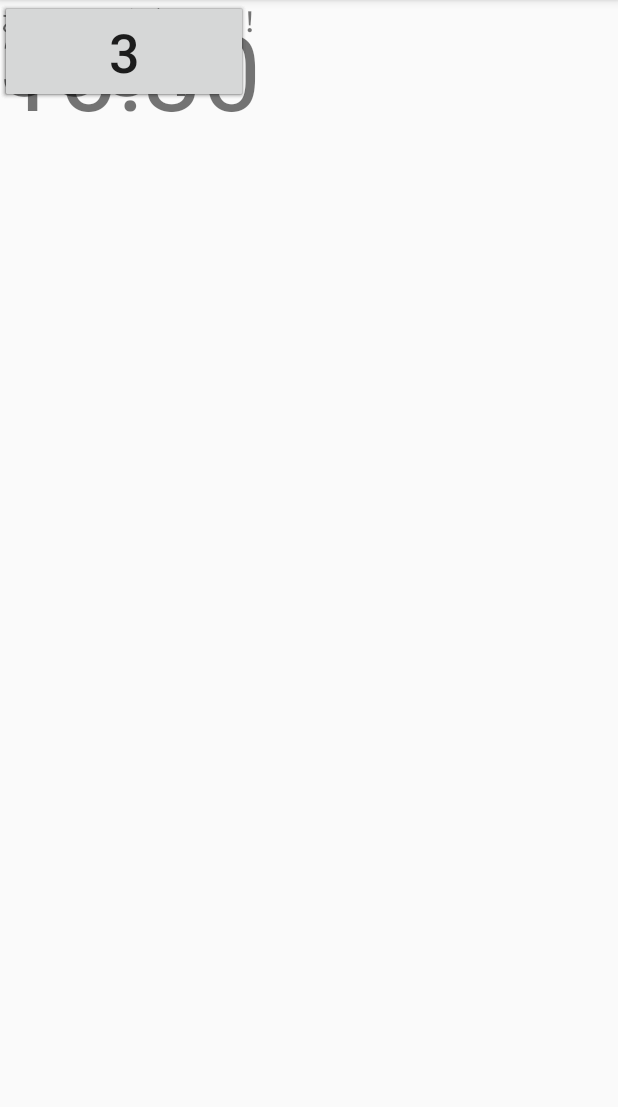
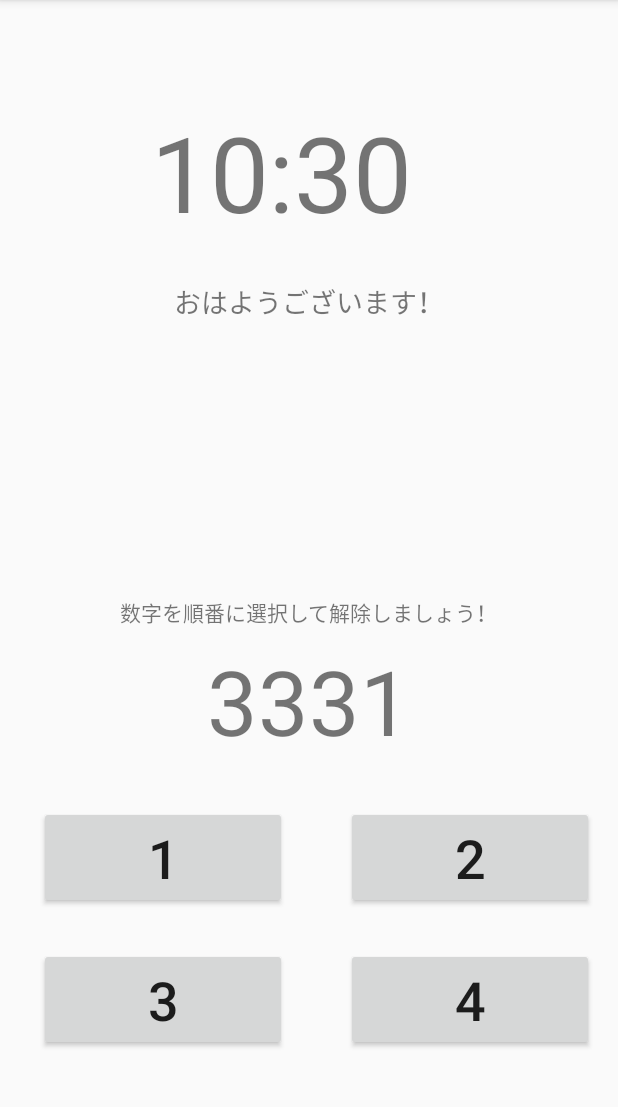
Before and after one commit to ryotaorolab/mezamasihigh, an Android app: the AlarmActivity screen opened directly, with no data from a screen before it, on a phone screen of 412 x 824 dp, the part 84-1191 px from its top. Run offline under Robolectric (Android 15) with nearby library versions, the phone set to English and light mode, and no system bars.

Commit message:
アラームの音楽を追加

```diff
--- a/app/src/main/java/com/mou78/mezamasihigh/AlarmActivity.java
+++ b/app/src/main/java/com/mou78/mezamasihigh/AlarmActivity.java
@@ -2,6 +2,7 @@ package com.mou78.mezamasihigh;
 
 import androidx.appcompat.app.AppCompatActivity;
 
+import android.media.MediaPlayer;
 import android.os.Bundle;
 import android.view.View;
 import android.widget.TextView;
@@ -16,12 +17,17 @@ public class AlarmActivity extends AppCompatActivity {
     String mondai;//実際に表示させる問題　文字列
     int seikai;//4桁のうち今何行目を回答しているのかを覚えておく変数
     TextView textView;//問題を表示させるTextView
-
+    MediaPlayer p;
 
     @Override
     protected void onCreate(Bundle savedInstanceState) {
         super.onCreate(savedInstanceState);
         setContentView(R.layout.activity_alarm2);
+
+        // 音楽の読み込み
+        p = MediaPlayer.create(getApplicationContext(), R.raw.morning);
+        // 連続再生設定
+        p.setLooping(true);
 
         textView = (TextView) findViewById(R.id.textView6);//関連付け
         start();
@@ -128,4 +134,18 @@ public class AlarmActivity extends AppCompatActivity {
     public void stop(View view) {
         onBackPressed();
     }
+
+    //アラームコード
+    @Override
+    protected void onResume() {
+        super.onResume();
+        p.start(); // 再生
+    }
+    // アプリ終了時に実行
+    @Override
+    protected void onDestroy() {
+        super.onDestroy();
+        p.release();// メモリの解放
+        p = null; // 音楽プレーヤーを破棄
+    }
 }
--- a/app/src/main/res/layout/activity_alarm2.xml
+++ b/app/src/main/res/layout/activity_alarm2.xml
@@ -10,10 +10,12 @@
         android:id="@+id/textView3"
         android:layout_width="wrap_content"
         android:layout_height="wrap_content"
+        android:layout_marginTop="68dp"
+        android:layout_marginEnd="21dp"
         android:text="9:41"
         android:textSize="70sp"
-        tools:layout_editor_absoluteX="139dp"
-        tools:layout_editor_absoluteY="68dp" />
+        app:layout_constraintEnd_toEndOf="@+id/textView4"
+        app:layout_constraintTop_toTopOf="parent" />
 
     <TextView
         android:id="@+id/textView5"
@@ -22,64 +24,82 @@
         android:layout_marginBottom="8dp"
         android:text="数字を順番に選択して解除しましょう！"
         app:layout_constraintBottom_toTopOf="@+id/textView6"
-        tools:layout_editor_absoluteX="79dp" />
+        app:layout_constraintEnd_toEndOf="parent"
+        app:layout_constraintStart_toStartOf="parent" />
 
     <TextView
         android:id="@+id/textView4"
         android:layout_width="wrap_content"
         android:layout_height="wrap_content"
+        android:layout_marginTop="26dp"
         android:text="おはようございます！"
         android:textSize="18sp"
-        tools:layout_editor_absoluteX="116dp"
-        tools:layout_editor_absoluteY="187dp" />
+        app:layout_constraintEnd_toEndOf="parent"
+        app:layout_constraintStart_toStartOf="parent"
+        app:layout_constraintTop_toBottomOf="@+id/textView3" />
 
     <Button
         android:id="@+id/button11"
-        android:layout_width="165dp"
+        android:layout_width="0dp"
         android:layout_height="wrap_content"
+        android:layout_marginEnd="16dp"
+        android:layout_marginBottom="67dp"
         android:onClick="number4"
         android:text="4"
         android:textSize="36sp"
-        tools:layout_editor_absoluteX="230dp"
-        tools:layout_editor_absoluteY="597dp" />
+        app:layout_constraintBottom_toBottomOf="parent"
+        app:layout_constraintEnd_toEndOf="parent"
+        app:layout_constraintStart_toEndOf="@+id/button10" />
 
     <Button
         android:id="@+id/button9"
-        android:layout_width="165dp"
+        android:layout_width="0dp"
         android:layout_height="wrap_content"
+        android:layout_marginStart="26dp"
+        android:layout_marginEnd="39dp"
+        android:layout_marginBottom="26dp"
         android:onClick="number1"
         android:text="1"
         android:textSize="36sp"
-        tools:layout_editor_absoluteX="26dp"
-        tools:layout_editor_absoluteY="504dp" />
+        app:layout_constraintBottom_toTopOf="@+id/button10"
+        app:layout_constraintEnd_toStartOf="@+id/button7"
+        app:layout_constraintStart_toStartOf="parent" />
 
     <Button
         android:id="@+id/button7"
-        android:layout_width="165dp"
+        android:layout_width="0dp"
         android:layout_height="wrap_content"
+        android:layout_marginEnd="16dp"
         android:onClick="number2"
         android:text="2"
         android:textSize="36sp"
-        tools:layout_editor_absoluteX="230dp"
-        tools:layout_editor_absoluteY="504dp" />
+        app:layout_constraintBaseline_toBaselineOf="@+id/button9"
+        app:layout_constraintEnd_toEndOf="parent"
+        app:layout_constraintStart_toEndOf="@+id/button9" />
 
     <Button
         android:id="@+id/button10"
-        android:layout_width="165dp"
+        android:layout_width="0dp"
         android:layout_height="wrap_content"
+        android:layout_marginStart="26dp"
+        android:layout_marginEnd="39dp"
+        android:layout_marginBottom="67dp"
         android:onClick="number3"
         android:text="3"
         android:textSize="36sp"
-        tools:layout_editor_absoluteX="26dp"
-        tools:layout_editor_absoluteY="597dp" />
+        app:layout_constraintBottom_toBottomOf="parent"
+        app:layout_constraintEnd_toStartOf="@+id/button11"
+        app:layout_constraintStart_toStartOf="parent" />
 
     <TextView
         android:id="@+id/textView6"
         android:layout_width="wrap_content"
         android:layout_height="wrap_content"
+        android:layout_marginBottom="30dp"
         android:text="1234"
         android:textSize="60sp"
-        tools:layout_editor_absoluteX="138dp"
-        tools:layout_editor_absoluteY="394dp" />
+        app:layout_constraintBottom_toTopOf="@+id/button7"
+        app:layout_constraintEnd_toEndOf="parent"
+        app:layout_constraintStart_toStartOf="parent" />
 
 </androidx.constraintlayout.widget.ConstraintLayout>
--- a/app/src/main/res/layout/activity_main.xml
+++ b/app/src/main/res/layout/activity_main.xml
@@ -30,6 +30,7 @@
         app:layout_constraintStart_toStartOf="parent" />
 
     <TextView
+
         android:id="@+id/timeTextView"
         android:layout_width="wrap_content"
         android:layout_height="wrap_content"
```
Also changed, not shown: 2 other files.
